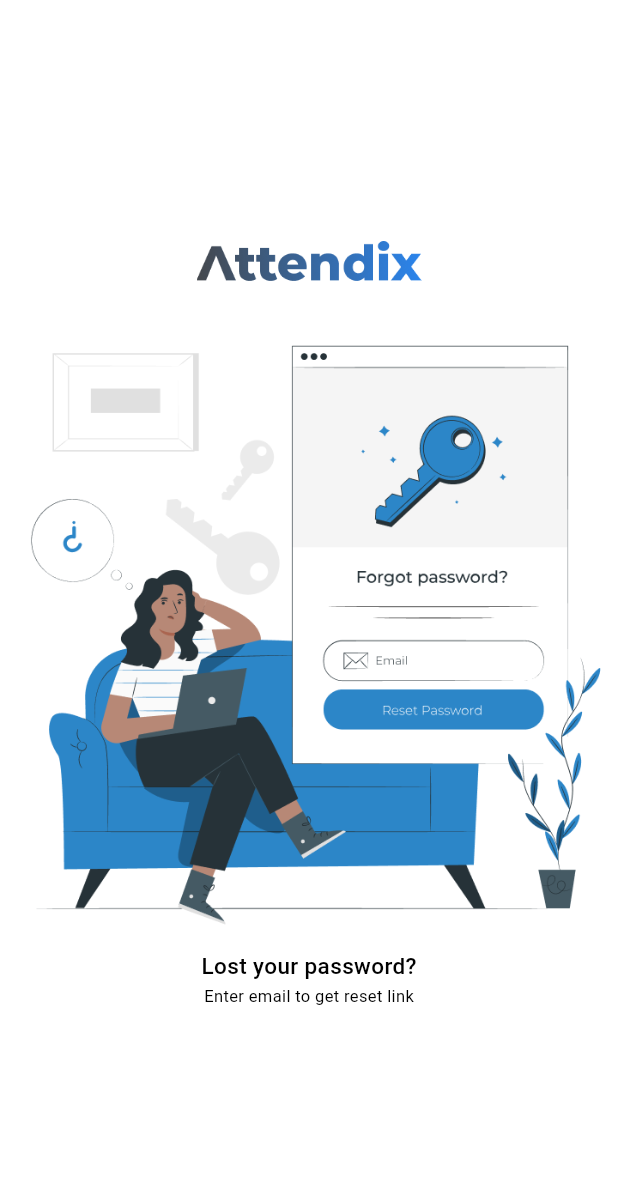
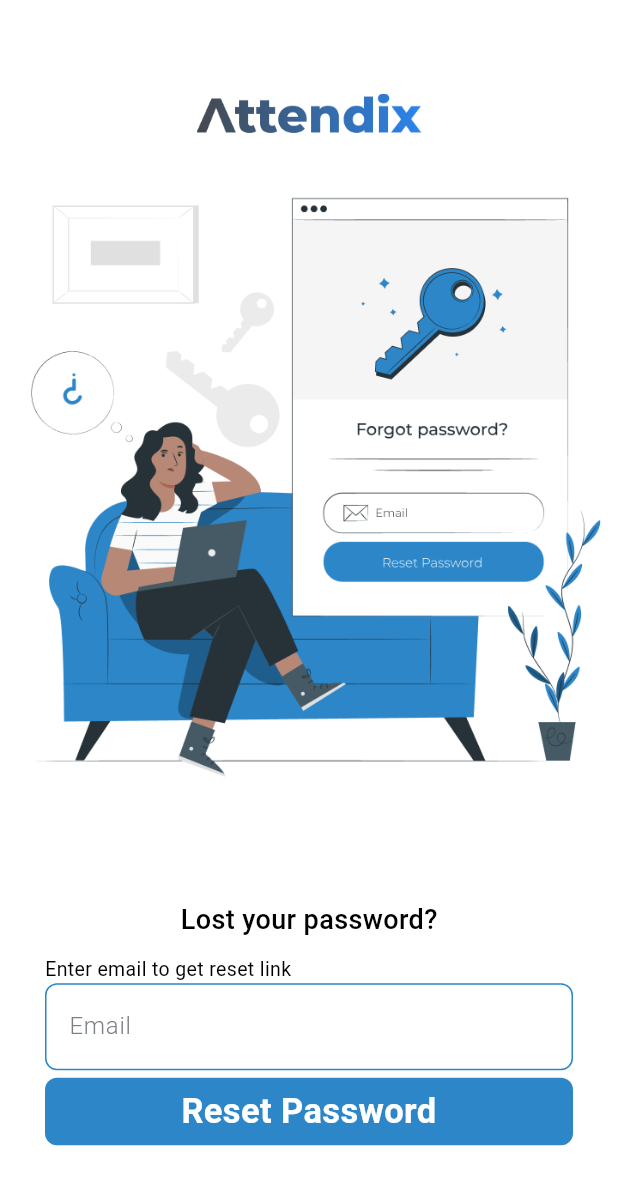
Before and after one commit to dhrisyapn/attendix, a Flutter app: the ForgotPage screen opened directly, on a phone screen of 412 x 824 dp. Shown: the top 1185 px of the screen. Run offline on Flutter 3.47's test engine with Material 3 defaults, Android fonts, the phone set to English and light mode, and no system bars; Roboto replaces fonts that are missing (Montserrat, Poppins).

Commit message:
data added to the forgot page

```diff
--- a/lib/forgot.dart
+++ b/lib/forgot.dart
@@ -25,11 +25,14 @@ class _ForgotPageState extends State<ForgotPage> {
             'assets/Group 59.png',
             width: double.infinity,
           ),
+          SizedBox(
+            height: MediaQuery.of(context).size.height * 0.08,
+          ),
           Text(
             'Lost your password?',
             style: TextStyle(
               color: Colors.black,
-              fontSize: 15,
+              fontSize: 18,
               fontFamily: 'Montserrat',
               fontWeight: FontWeight.w500,
             ),
@@ -37,14 +40,73 @@ class _ForgotPageState extends State<ForgotPage> {
           SizedBox(
             height: 10,
           ),
+          Padding(
+            padding: const EdgeInsets.only(left: 30),
+            child: Row(
+              children: [
                 Text(
                   'Enter email to get reset link',
                   style: TextStyle(
                     color: Colors.black,
-              fontSize: 11,
+                    fontSize: 13,
                     fontFamily: 'Montserrat',
                     fontWeight: FontWeight.w400,
-              height: 0.10,
+                  ),
+                ),
+              ],
+            ),
+          ),
+          Padding(
+            padding: const EdgeInsets.only(left: 30, right: 30),
+            child: TextField(
+              decoration: InputDecoration(
+                hintText: 'Email',
+                hintStyle: TextStyle(
+                    color: Color(0xFF7A7F86),
+                    fontWeight: FontWeight.w300,
+                    fontSize: 16),
+                enabledBorder: OutlineInputBorder(
+                  borderRadius: BorderRadius.circular(8),
+                  borderSide: BorderSide(color: Color(0xFF2c86c8)),
+                ),
+                focusedBorder: OutlineInputBorder(
+                  borderRadius: BorderRadius.circular(8),
+                  borderSide: BorderSide(color: Color(0xFF2c86c8)),
+                ),
+              ),
+              style: TextStyle(
+                color: Color(0xFF7A7F86),
+                fontSize: 17,
+              ),
+              cursorColor: Colors.blue,
+            ),
+          ),
+          SizedBox(
+            height: 5,
+          ),
+          Padding(
+            padding: const EdgeInsets.only(left: 30, right: 30),
+            child: Container(
+              width: double.infinity,
+              height: 45,
+              decoration: ShapeDecoration(
+                color: Color(0xFF2C86C8),
+                shape: RoundedRectangleBorder(
+                  borderRadius: BorderRadius.circular(8),
+                ),
+              ),
+              child: Center(
+                child: Text(
+                  'Reset Password',
+                  textAlign: TextAlign.center,
+                  style: TextStyle(
+                    color: Colors.white,
+                    fontSize: 23,
+                    fontFamily: 'Poppins',
+                    fontWeight: FontWeight.w600,
+                  ),
+                ),
+              ),
             ),
           ),
         ],
--- a/lib/main.dart
+++ b/lib/main.dart
@@ -21,6 +21,6 @@ class MyApp extends StatelessWidget {
           scaffoldBackgroundColor: Color(0xFFFFFFFF),
           useMaterial3: true,
         ),
-        home: SignUpPage());
+        home: ForgotPage());
   }
 }
```
Lines whose indentation alone changed are shown as unchanged.
